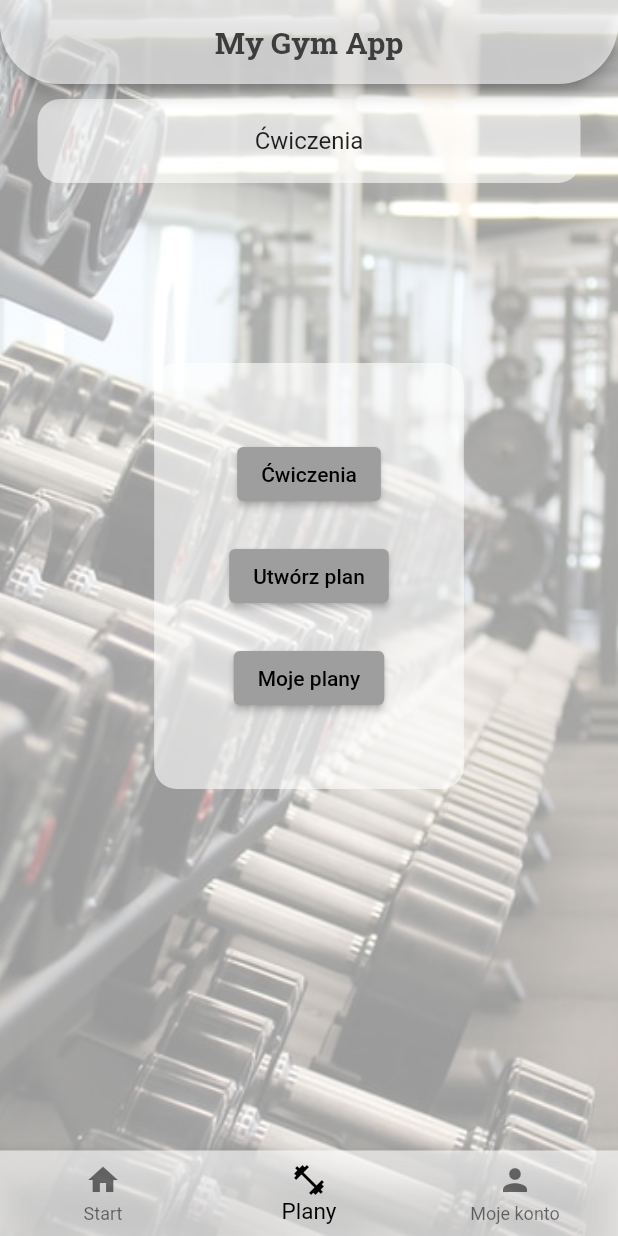
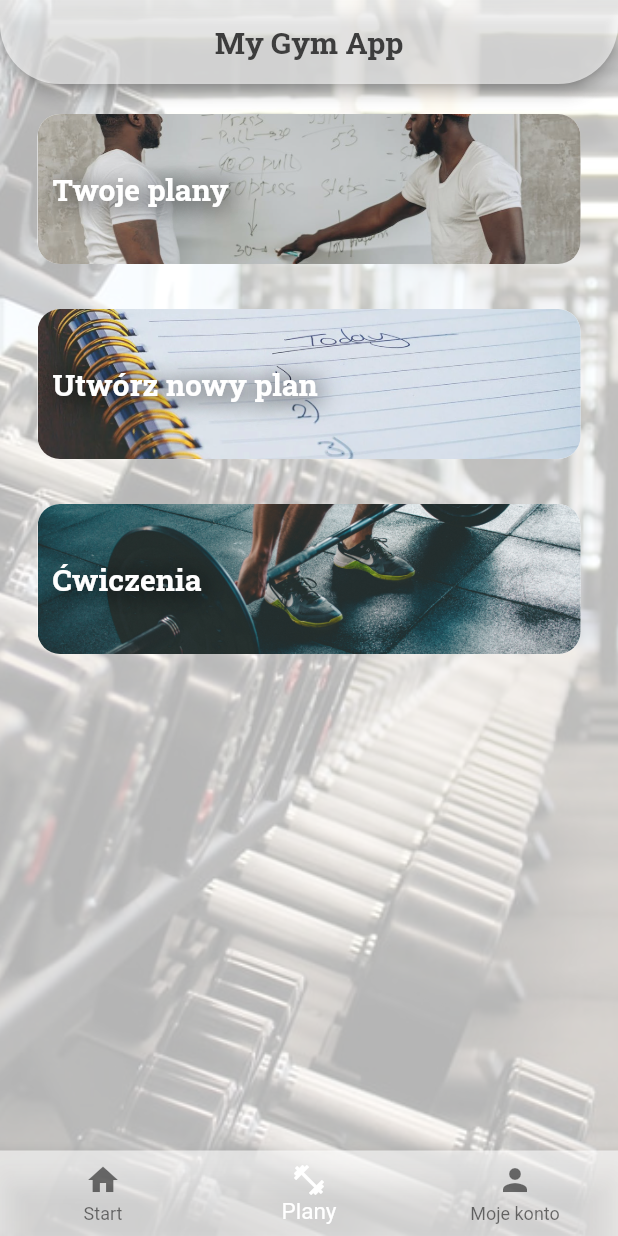
Before and after one commit to sebastiangirsza/my_gym_app, a Flutter app: the screen it shows once a user with an empty profile is signed in, item 2 of the bottom bar chosen, on a phone screen of 412 x 824 dp. Run offline on Flutter 3.47's test engine with Material 2 defaults, Android fonts, the phone set to English and light mode, and no system bars; our stand-ins replace cloud_firestore, firebase_auth, firebase_core, google_fonts; accounts and stored records are empty.

Commit message:
Add new button in PlansPageContent and edit colors

```diff
--- a/lib/app/home/home_page.dart
+++ b/lib/app/home/home_page.dart
@@ -24,7 +24,7 @@ class _HomePageState extends State<HomePage> {
   Widget build(BuildContext context) => Container(
         decoration: const BoxDecoration(
           image: DecorationImage(
-            opacity: 0.4,
+            opacity: 0.3,
             image: AssetImage(
               'images/login_page_wallpaper.jpg',
             ),
@@ -56,12 +56,12 @@ class _HomePageState extends State<HomePage> {
               return const StartPageContent();
             }
             if (currentIndex == 1) {
-              return PlansPageContent();
+              return const PlansPageContent();
             }
             return MyAcountPageContent(email: widget.user.email);
           }),
           bottomNavigationBar: BottomNavigationBar(
-            fixedColor: Colors.black,
+            fixedColor: Colors.white,
             selectedFontSize: 15,
             unselectedFontSize: 12,
             currentIndex: currentIndex,
--- a/lib/app/home/plans/add_exercises_page_content.dart
+++ b/lib/app/home/plans/add_exercises_page_content.dart
@@ -21,7 +21,7 @@ class _AddExercisesPageContentState extends State<AddExercisesPageContent> {
     return Container(
       decoration: const BoxDecoration(
         image: DecorationImage(
-          opacity: 0.4,
+          opacity: 0.3,
           image: AssetImage(
             'images/login_page_wallpaper.jpg',
           ),
--- a/lib/app/home/plans/exercises_page_content.dart
+++ b/lib/app/home/plans/exercises_page_content.dart
@@ -44,7 +44,7 @@ class _ExercisesPageContentState extends State<ExercisesPageContent> {
           return Container(
             decoration: const BoxDecoration(
               image: DecorationImage(
-                opacity: 0.4,
+                opacity: 0.3,
                 image: AssetImage(
                   'images/login_page_wallpaper.jpg',
                 ),
--- a/lib/app/home/plans/plans_page_content.dart
+++ b/lib/app/home/plans/plans_page_content.dart
@@ -1,16 +1,11 @@
 import 'package:flutter/material.dart';
+import 'package:google_fonts/google_fonts.dart';
 import 'package:my_gym_app/app/home/plans/exercises_page_content.dart';
 
 class PlansPageContent extends StatefulWidget {
-  PlansPageContent({
+  const PlansPageContent({
     Key? key,
   }) : super(key: key);
-
-  final titles = [
-    'Ćwiczenia',
-    'Moje plany',
-    'Utwórz plan',
-  ];
 
   @override
   State<PlansPageContent> createState() => _PlansPageContentState();
@@ -20,17 +15,45 @@ class _PlansPageContentState extends State<PlansPageContent> {
   @override
   Widget build(BuildContext context) {
     return Center(
-      child: Column(
-        children: [
-          Padding(
-            padding: const EdgeInsets.only(
-                top: 10.0, bottom: 10.0, left: 25, right: 25),
+      child: ListView(
+        children: const [
+          TitlePlans(),
+          TitleNewPlan(),
+          TitleExercises(),
+        ],
+      ),
+    );
+  }
+}
+
+class TitleExercises extends StatelessWidget {
+  const TitleExercises({
+    Key? key,
+  }) : super(key: key);
+
+  @override
+  Widget build(BuildContext context) {
+    return Padding(
+      padding:
+          const EdgeInsets.only(top: 20.0, bottom: 10.0, left: 25, right: 25),
       child: Container(
         decoration: BoxDecoration(
           borderRadius: BorderRadius.circular(15),
-                color: Colors.white.withOpacity(0.6),
+          color: Colors.white,
         ),
-              child: ListTile(
+        child: Container(
+          decoration: BoxDecoration(
+            borderRadius: BorderRadius.circular(15),
+            image: const DecorationImage(
+              opacity: 0.9,
+              image: AssetImage(
+                'images/exercises.jpg',
+              ),
+              fit: BoxFit.cover,
+            ),
+          ),
+          height: 100,
+          child: InkWell(
             onTap: () {
               Navigator.of(context).push(
                 MaterialPageRoute(
@@ -38,56 +61,165 @@ class _PlansPageContentState extends State<PlansPageContent> {
                 ),
               );
             },
-                title: const Center(child: Text('Ćwiczenia')),
+            child: Padding(
+              padding: const EdgeInsets.all(10.0),
+              child: Column(
+                mainAxisAlignment: MainAxisAlignment.center,
+                crossAxisAlignment: CrossAxisAlignment.start,
+                children: [
+                  Text(
+                    'Ćwiczenia',
+                    style: GoogleFonts.robotoSlab(
+                      shadows: const <Shadow>[
+                        Shadow(
+                          offset: Offset(2, 2),
+                          blurRadius: 20.0,
+                          color: Color.fromARGB(255, 0, 0, 0),
+                        ),
+                      ],
+                      fontSize: 20,
+                      fontWeight: FontWeight.bold,
+                      color: const Color.fromARGB(255, 255, 255, 255),
+                    ),
+                  ),
+                ],
               ),
             ),
           ),
-          Padding(
-            padding: const EdgeInsets.all(10.0),
-            child: Container(
-                decoration: BoxDecoration(
-                  borderRadius: BorderRadius.circular(15),
-                  color: Colors.white.withOpacity(0.6),
         ),
-                margin: const EdgeInsets.only(
-                  top: 100,
-                  bottom: 100,
-                ),
-                child: Padding(
-                  padding: const EdgeInsets.all(50.0),
-                  child: Column(
-                    mainAxisAlignment: MainAxisAlignment.center,
-                    children: [
-                      ElevatedButton(
-                        onPressed: () {
-                          Navigator.of(context).push(
-                            MaterialPageRoute(
-                              builder: (_) => ExercisesPageContent(),
-                            ),
-                          );
-                        },
-                        child: const Text('Ćwiczenia'),
-                      ),
-                      const SizedBox(
-                        height: 20,
-                      ),
-                      ElevatedButton(
-                        onPressed: () {},
-                        child: const Text('Utwórz plan'),
-                      ),
-                      const SizedBox(
-                        height: 20,
-                      ),
-                      ElevatedButton(
-                        onPressed: () {},
-                        child: const Text('Moje plany'),
-                      ),
-                    ],
-                  ),
-                )),
-          ),
-        ],
       ),
     );
   }
 }
+
+class TitlePlans extends StatelessWidget {
+  const TitlePlans({
+    Key? key,
+  }) : super(key: key);
+
+  @override
+  Widget build(BuildContext context) {
+    return Padding(
+      padding:
+          const EdgeInsets.only(top: 20.0, bottom: 10.0, left: 25, right: 25),
+      child: Container(
+        decoration: BoxDecoration(
+          borderRadius: BorderRadius.circular(15),
+          color: Colors.white,
+        ),
+        child: Container(
+          decoration: BoxDecoration(
+            borderRadius: BorderRadius.circular(15),
+            image: const DecorationImage(
+              opacity: 0.9,
+              image: AssetImage(
+                'images/plans.jpeg',
+              ),
+              fit: BoxFit.cover,
+            ),
+          ),
+          height: 100,
+          child: InkWell(
+            onTap: () {
+              Navigator.of(context).push(
+                MaterialPageRoute(
+                  builder: (_) => const ExercisesPageContent(),
+                ),
+              );
+            },
+            child: Padding(
+              padding: const EdgeInsets.all(10.0),
+              child: Column(
+                mainAxisAlignment: MainAxisAlignment.center,
+                crossAxisAlignment: CrossAxisAlignment.start,
+                children: [
+                  Text(
+                    'Twoje plany',
+                    style: GoogleFonts.robotoSlab(
+                      shadows: const <Shadow>[
+                        Shadow(
+                          offset: Offset(2, 2),
+                          blurRadius: 20.0,
+                          color: Color.fromARGB(255, 0, 0, 0),
+                        ),
+                      ],
+                      fontSize: 20,
+                      fontWeight: FontWeight.bold,
+                      color: const Color.fromARGB(255, 255, 255, 255),
+                    ),
+                  ),
+                ],
+              ),
+            ),
+          ),
+        ),
+      ),
+    );
+  }
+}
+
+class TitleNewPlan extends StatelessWidget {
+  const TitleNewPlan({
+    Key? key,
+  }) : super(key: key);
+
+  @override
+  Widget build(BuildContext context) {
+    return Padding(
+      padding:
+          const EdgeInsets.only(top: 20.0, bottom: 10.0, left: 25, right: 25),
+      child: Container(
+        decoration: BoxDecoration(
+          borderRadius: BorderRadius.circular(15),
+          color: Colors.white,
+        ),
+        child: Container(
+          decoration: BoxDecoration(
+            borderRadius: BorderRadius.circular(15),
+            image: const DecorationImage(
+              opacity: 0.9,
+              image: AssetImage(
+                'images/newplan.jpg',
+              ),
+              fit: BoxFit.cover,
+            ),
+          ),
+          height: 100,
+          child: InkWell(
+            onTap: () {
+              Navigator.of(context).push(
+                MaterialPageRoute(
+                  builder: (_) => const ExercisesPageContent(),
+                ),
+              );
+            },
+            child: Padding(
+              padding: const EdgeInsets.all(10.0),
+              child: Column(
+                mainAxisAlignment: MainAxisAlignment.center,
+                crossAxisAlignment: CrossAxisAlignment.start,
+                children: [
+                  Text(
+                    'Utwórz nowy plan',
+                    style: GoogleFonts.robotoSlab(
+                      shadows: const <Shadow>[
+                        Shadow(
+                          offset: Offset(2, 2),
+                          blurRadius: 20.0,
+                          color: Color.fromARGB(255, 0, 0, 0),
+                        ),
+                      ],
+                      fontSize: 20,
+                      fontWeight: FontWeight.bold,
+                      color: const Color.fromARGB(255, 255, 255, 255),
+                    ),
+                  ),
+                ],
+              ),
+            ),
+          ),
+        ),
+      ),
+    );
+  }
+}
```
Also changed, not shown: images/exercises.jpg (added), images/newplan.jpg (added), images/plans.jpeg (added). Lines whose indentation alone changed are shown as unchanged.
